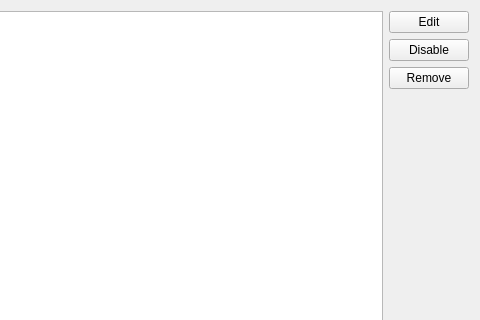
First picture: the form in src/plugins/poshuku/plugins/fatape/userscriptsmanagerwidget.ui, repository 0xd34df00d/leechcraft, before the edit; both pictures show x 212 to 692 and y 0 to 320 of the 692 by 503 pixel window.
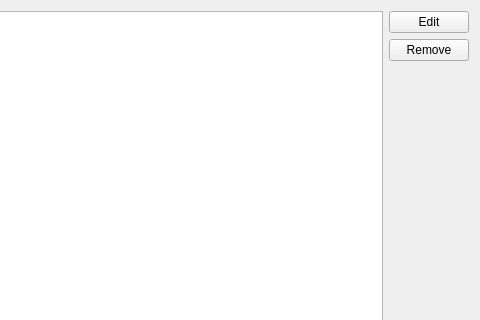
Second picture: the form after the edit.

Commit message: [Poshuku FA] Removed enable/disable button from settings.

Diff of the .ui file:
```diff
--- a/src/plugins/poshuku/plugins/fatape/userscriptsmanagerwidget.ui
+++ b/src/plugins/poshuku/plugins/fatape/userscriptsmanagerwidget.ui
@@ -32,13 +32,6 @@
          </property>
         </widget>
        </item>
-       <item>
-        <widget class="QPushButton" name="Disable_">
-         <property name="text">
-          <string>Disable</string>
-         </property>
-        </widget>
-       </item>
        <item>
         <widget class="QPushButton" name="Remove_">
          <property name="text">
```
